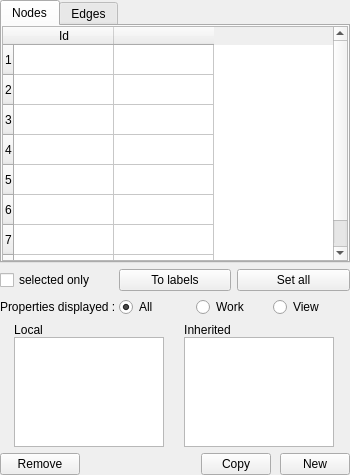
This is library/tulip-qt/designer/PropertyDialog.ui in vadivelselvaraj/TulipGLImprovement as Qt 5 draws it before an edit. The edited form follows.
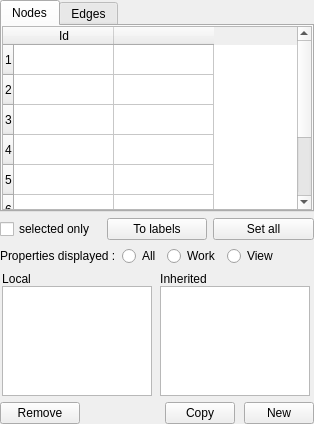
This is the edited form. Custom widgets are drawn as their Qt base class.

Commit message: - modify size policy on PropertyDialog

The edit to the form file:
```diff
--- a/library/tulip-qt/designer/PropertyDialog.ui
+++ b/library/tulip-qt/designer/PropertyDialog.ui
@@ -1,102 +1,108 @@
 <?xml version="1.0" encoding="UTF-8"?>
 <ui version="4.0">
  <class>PropertyDialogData</class>
- <widget class="QWidget" name="PropertyDialogData">
-  <property name="geometry">
+ <widget class="QWidget" name="PropertyDialogData" >
+  <property name="geometry" >
    <rect>
     <x>0</x>
     <y>0</y>
-    <width>350</width>
-    <height>475</height>
+    <width>314</width>
+    <height>424</height>
    </rect>
   </property>
-  <property name="sizePolicy">
-   <sizepolicy hsizetype="Fixed" vsizetype="Fixed">
+  <property name="sizePolicy" >
+   <sizepolicy>
+    <hsizetype>7</hsizetype>
+    <vsizetype>7</vsizetype>
     <horstretch>0</horstretch>
     <verstretch>0</verstretch>
    </sizepolicy>
   </property>
-  <property name="minimumSize">
+  <property name="minimumSize" >
    <size>
     <width>0</width>
     <height>0</height>
    </size>
   </property>
-  <property name="maximumSize">
+  <property name="maximumSize" >
    <size>
-    <width>350</width>
+    <width>10000</width>
     <height>32767</height>
    </size>
   </property>
-  <property name="windowTitle">
+  <property name="windowTitle" >
    <string>Property Editor</string>
   </property>
-  <layout class="QGridLayout">
-   <property name="margin">
+  <layout class="QGridLayout" >
+   <property name="margin" >
     <number>0</number>
    </property>
-   <property name="spacing">
+   <property name="spacing" >
     <number>0</number>
    </property>
-   <item row="0" column="0">
-    <layout class="QVBoxLayout">
-     <property name="spacing">
-      <number>6</number>
-     </property>
-     <property name="margin">
+   <item row="0" column="0" >
+    <layout class="QVBoxLayout" >
+     <property name="margin" >
       <number>0</number>
      </property>
+     <property name="spacing" >
+      <number>6</number>
+     </property>
      <item>
-      <layout class="QVBoxLayout">
-       <property name="spacing">
-        <number>6</number>
-       </property>
-       <property name="margin">
+      <layout class="QVBoxLayout" >
+       <property name="margin" >
         <number>0</number>
        </property>
+       <property name="spacing" >
+        <number>6</number>
+       </property>
        <item>
-        <widget class="QTabWidget" name="tabWidget">
-         <property name="sizePolicy">
-          <sizepolicy hsizetype="Expanding" vsizetype="Expanding">
+        <widget class="QTabWidget" name="tabWidget" >
+         <property name="sizePolicy" >
+          <sizepolicy>
+           <hsizetype>7</hsizetype>
+           <vsizetype>7</vsizetype>
            <horstretch>0</horstretch>
            <verstretch>2</verstretch>
           </sizepolicy>
          </property>
-         <property name="minimumSize">
+         <property name="minimumSize" >
           <size>
            <width>0</width>
            <height>100</height>
           </size>
          </property>
-         <property name="focusPolicy">
+         <property name="focusPolicy" >
           <enum>Qt::StrongFocus</enum>
          </property>
-         <property name="currentIndex">
+         <property name="currentIndex" >
           <number>0</number>
          </property>
-         <widget class="QWidget" name="tabNodes">
-          <attribute name="title">
+         <widget class="QWidget" name="tabNodes" >
+          <attribute name="title" >
            <string>Nodes</string>
           </attribute>
-          <layout class="QGridLayout">
-           <property name="margin">
+          <layout class="QGridLayout" >
+           <property name="margin" >
             <number>0</number>
            </property>
-           <property name="spacing">
+           <property name="spacing" >
             <number>6</number>
            </property>
-           <item row="0" column="0">
-            <widget class="PropertyWidget" name="tableNodes">
-             <property name="sizePolicy">
-              <sizepolicy hsizetype="Ignored" vsizetype="Expanding">
+           <item row="0" column="0" >
+            <widget class="PropertyWidget" name="tableNodes" >
+             <property name="sizePolicy" >
+              <sizepolicy>
+               <hsizetype>13</hsizetype>
+               <vsizetype>7</vsizetype>
                <horstretch>0</horstretch>
                <verstretch>0</verstretch>
               </sizepolicy>
              </property>
-             <property name="showGrid">
+             <property name="showGrid" >
               <bool>true</bool>
              </property>
-             <property name="rowCount">
+             <property name="rowCount" >
               <number>8</number>
              </property>
              <row/>
@@ -108,12 +114,12 @@
              <row/>
              <row/>
              <column>
-              <property name="text">
+              <property name="text" >
                <string>Id</string>
               </property>
              </column>
              <column>
-              <property name="text">
+              <property name="text" >
                <string/>
               </property>
              </column>
@@ -121,20 +127,20 @@
            </item>
           </layout>
          </widget>
-         <widget class="QWidget" name="tabEdges">
-          <attribute name="title">
+         <widget class="QWidget" name="tabEdges" >
+          <attribute name="title" >
            <string>Edges</string>
           </attribute>
-          <layout class="QGridLayout">
-           <property name="margin">
+          <layout class="QGridLayout" >
+           <property name="margin" >
             <number>0</number>
            </property>
-           <property name="spacing">
+           <property name="spacing" >
             <number>6</number>
            </property>
-           <item row="0" column="0">
-            <widget class="PropertyWidget" name="tableEdges">
-             <property name="rowCount">
+           <item row="0" column="0" >
+            <widget class="PropertyWidget" name="tableEdges" >
+             <property name="rowCount" >
               <number>4</number>
              </property>
              <row/>
@@ -142,12 +148,12 @@
              <row/>
              <row/>
              <column>
-              <property name="text">
+              <property name="text" >
                <string>Id</string>
               </property>
              </column>
              <column>
-              <property name="text">
+              <property name="text" >
                <string/>
               </property>
              </column>
@@ -158,51 +164,53 @@
         </widget>
        </item>
        <item>
-        <layout class="QHBoxLayout">
-         <property name="spacing">
-          <number>6</number>
-         </property>
-         <property name="margin">
+        <layout class="QHBoxLayout" >
+         <property name="margin" >
           <number>0</number>
          </property>
+         <property name="spacing" >
+          <number>6</number>
+         </property>
          <item>
-          <widget class="QCheckBox" name="CheckBox1">
-           <property name="toolTip">
+          <widget class="QCheckBox" name="CheckBox1" >
+           <property name="toolTip" >
             <string>Display/Update only the selected nodes or edges</string>
            </property>
-           <property name="text">
+           <property name="text" >
             <string>selected only</string>
            </property>
           </widget>
          </item>
          <item>
-          <widget class="QPushButton" name="removeButton_2">
-           <property name="sizePolicy">
-            <sizepolicy hsizetype="Fixed" vsizetype="Fixed">
+          <widget class="QPushButton" name="removeButton_2" >
+           <property name="sizePolicy" >
+            <sizepolicy>
+             <hsizetype>0</hsizetype>
+             <vsizetype>0</vsizetype>
              <horstretch>0</horstretch>
              <verstretch>0</verstretch>
             </sizepolicy>
            </property>
-           <property name="maximumSize">
+           <property name="maximumSize" >
             <size>
              <width>32000</width>
              <height>32000</height>
             </size>
            </property>
-           <property name="toolTip">
+           <property name="toolTip" >
             <string>Set the value of current property as label</string>
            </property>
-           <property name="text">
+           <property name="text" >
             <string>To labels</string>
            </property>
           </widget>
          </item>
          <item>
-          <widget class="QPushButton" name="setAllButton">
-           <property name="toolTip">
+          <widget class="QPushButton" name="setAllButton" >
+           <property name="toolTip" >
             <string>Give the same value to current property for all nodes or edges</string>
            </property>
-           <property name="text">
+           <property name="text" >
             <string>Set all</string>
            </property>
           </widget>
@@ -212,163 +220,177 @@
       </layout>
      </item>
      <item>
-      <layout class="QVBoxLayout" name="verticalLayout">
-       <property name="spacing">
+      <layout class="QHBoxLayout" >
+       <property name="margin" >
         <number>0</number>
        </property>
+       <property name="spacing" >
+        <number>6</number>
+       </property>
        <item>
-        <layout class="QHBoxLayout" name="horizontalLayout">
-         <property name="spacing">
-          <number>0</number>
+        <widget class="QLabel" name="label" >
+         <property name="text" >
+          <string>Properties displayed :</string>
          </property>
-         <item>
-          <widget class="QLabel" name="label_2">
-           <property name="text">
-            <string>Properties displayed : </string>
-           </property>
-          </widget>
-         </item>
-         <item>
-          <widget class="QRadioButton" name="radioAll">
-           <property name="text">
-            <string>All</string>
-           </property>
-           <property name="checked">
-            <bool>true</bool>
-           </property>
-          </widget>
-         </item>
-         <item>
-          <widget class="QRadioButton" name="radioWork">
-           <property name="text">
-            <string>Work</string>
-           </property>
-          </widget>
-         </item>
-         <item>
-          <widget class="QRadioButton" name="radioView">
-           <property name="text">
-            <string>View</string>
-           </property>
-          </widget>
-         </item>
-        </layout>
+        </widget>
+       </item>
+       <item>
+        <widget class="QRadioButton" name="radioAll" >
+         <property name="text" >
+          <string>All</string>
+         </property>
+        </widget>
+       </item>
+       <item>
+        <widget class="QRadioButton" name="radioWork" >
+         <property name="text" >
+          <string>Work</string>
+         </property>
+        </widget>
+       </item>
+       <item>
+        <widget class="QRadioButton" name="radioView" >
+         <property name="text" >
+          <string>View</string>
+         </property>
+        </widget>
+       </item>
+       <item>
+        <spacer>
+         <property name="orientation" >
+          <enum>Qt::Horizontal</enum>
+         </property>
+         <property name="sizeHint" >
+          <size>
+           <width>40</width>
+           <height>20</height>
+          </size>
+         </property>
+        </spacer>
        </item>
       </layout>
      </item>
      <item>
-      <layout class="QGridLayout">
-       <property name="margin">
+      <layout class="QGridLayout" >
+       <property name="margin" >
         <number>0</number>
        </property>
-       <property name="spacing">
+       <property name="spacing" >
         <number>6</number>
        </property>
-       <item row="0" column="0">
-        <layout class="QVBoxLayout">
-         <property name="spacing">
+       <item row="0" column="0" >
+        <layout class="QVBoxLayout" >
+         <property name="margin" >
           <number>0</number>
          </property>
-         <property name="margin">
+         <property name="spacing" >
           <number>0</number>
          </property>
          <item>
-          <widget class="QLabel" name="localLabel">
-           <property name="sizePolicy">
-            <sizepolicy hsizetype="Fixed" vsizetype="Fixed">
+          <widget class="QLabel" name="localLabel" >
+           <property name="sizePolicy" >
+            <sizepolicy>
+             <hsizetype>0</hsizetype>
+             <vsizetype>0</vsizetype>
              <horstretch>0</horstretch>
              <verstretch>0</verstretch>
             </sizepolicy>
            </property>
-           <property name="text">
+           <property name="text" >
             <string>Local</string>
            </property>
-           <property name="alignment">
+           <property name="alignment" >
             <set>Qt::AlignCenter</set>
            </property>
-           <property name="wordWrap">
+           <property name="wordWrap" >
             <bool>false</bool>
            </property>
           </widget>
          </item>
          <item>
-          <widget class="QListWidget" name="localProperties">
-           <property name="sizePolicy">
-            <sizepolicy hsizetype="Fixed" vsizetype="Fixed">
+          <widget class="QListWidget" name="localProperties" >
+           <property name="sizePolicy" >
+            <sizepolicy>
+             <hsizetype>0</hsizetype>
+             <vsizetype>0</vsizetype>
              <horstretch>0</horstretch>
              <verstretch>0</verstretch>
             </sizepolicy>
            </property>
-           <property name="minimumSize">
+           <property name="minimumSize" >
             <size>
              <width>0</width>
              <height>110</height>
             </size>
            </property>
-           <property name="maximumSize">
+           <property name="maximumSize" >
             <size>
              <width>150</width>
              <height>110</height>
             </size>
            </property>
-           <property name="resizeMode">
+           <property name="resizeMode" >
             <enum>QListView::Fixed</enum>
            </property>
-           <property name="uniformItemSizes">
+           <property name="uniformItemSizes" >
             <bool>true</bool>
            </property>
           </widget>
          </item>
         </layout>
        </item>
-       <item row="0" column="1">
-        <layout class="QVBoxLayout">
-         <property name="spacing">
+       <item row="0" column="1" >
+        <layout class="QVBoxLayout" >
+         <property name="margin" >
           <number>0</number>
          </property>
-         <property name="margin">
+         <property name="spacing" >
           <number>0</number>
          </property>
          <item>
-          <widget class="QLabel" name="inheritedLabel">
-           <property name="sizePolicy">
-            <sizepolicy hsizetype="Fixed" vsizetype="Fixed">
+          <widget class="QLabel" name="inheritedLabel" >
+           <property name="sizePolicy" >
+            <sizepolicy>
+             <hsizetype>0</hsizetype>
+             <vsizetype>0</vsizetype>
              <horstretch>0</horstretch>
              <verstretch>0</verstretch>
             </sizepolicy>
            </property>
-           <property name="text">
+           <property name="text" >
             <string>Inherited</string>
            </property>
-           <property name="alignment">
+           <property name="alignment" >
             <set>Qt::AlignCenter</set>
            </property>
-           <property name="wordWrap">
+           <property name="wordWrap" >
             <bool>false</bool>
            </property>
           </widget>
          </item>
          <item>
-          <widget class="QListWidget" name="inheritedProperties">
-           <property name="sizePolicy">
-            <sizepolicy hsizetype="Fixed" vsizetype="Fixed">
+          <widget class="QListWidget" name="inheritedProperties" >
+           <property name="sizePolicy" >
+            <sizepolicy>
+             <hsizetype>0</hsizetype>
+             <vsizetype>0</vsizetype>
              <horstretch>0</horstretch>
              <verstretch>0</verstretch>
             </sizepolicy>
            </property>
-           <property name="minimumSize">
+           <property name="minimumSize" >
             <size>
              <width>0</width>
              <height>110</height>
             </size>
            </property>
-           <property name="maximumSize">
+           <property name="maximumSize" >
             <size>
              <width>150</width>
              <height>110</height>
             </size>
            </property>
-           <property name="resizeMode">
+           <property name="resizeMode" >
             <enum>QListView::Fixed</enum>
            </property>
           </widget>
@@ -378,46 +400,48 @@
       </layout>
      </item>
      <item>
-      <layout class="QHBoxLayout">
-       <property name="spacing">
+      <layout class="QHBoxLayout" >
+       <property name="margin" >
+        <number>0</number>
+       </property>
+       <property name="spacing" >
         <number>4</number>
        </property>
-       <property name="margin">
-        <number>0</number>
-       </property>
        <item>
-        <layout class="QHBoxLayout">
-         <property name="spacing">
-          <number>6</number>
-         </property>
-         <property name="margin">
+        <layout class="QHBoxLayout" >
+         <property name="margin" >
           <number>0</number>
          </property>
+         <property name="spacing" >
+          <number>6</number>
+         </property>
          <item>
-          <widget class="QPushButton" name="removeButton">
-           <property name="sizePolicy">
-            <sizepolicy hsizetype="Fixed" vsizetype="Fixed">
+          <widget class="QPushButton" name="removeButton" >
+           <property name="sizePolicy" >
+            <sizepolicy>
+             <hsizetype>0</hsizetype>
+             <vsizetype>0</vsizetype>
              <horstretch>0</horstretch>
              <verstretch>0</verstretch>
             </sizepolicy>
            </property>
-           <property name="maximumSize">
+           <property name="maximumSize" >
             <size>
              <width>90</width>
              <height>28</height>
             </size>
            </property>
-           <property name="text">
+           <property name="text" >
             <string>Remove</string>
            </property>
           </widget>
          </item>
          <item>
           <spacer>
-           <property name="orientation">
+           <property name="orientation" >
             <enum>Qt::Horizontal</enum>
            </property>
-           <property name="sizeHint" stdset="0">
+           <property name="sizeHint" >
             <size>
              <width>40</width>
              <height>20</height>
@@ -428,47 +452,51 @@
         </layout>
        </item>
        <item>
-        <layout class="QHBoxLayout">
-         <property name="spacing">
+        <layout class="QHBoxLayout" >
+         <property name="margin" >
+          <number>0</number>
+         </property>
+         <property name="spacing" >
           <number>9</number>
          </property>
-         <property name="margin">
-          <number>0</number>
-         </property>
          <item>
-          <widget class="QPushButton" name="cloneButton">
-           <property name="sizePolicy">
-            <sizepolicy hsizetype="Fixed" vsizetype="Fixed">
+          <widget class="QPushButton" name="cloneButton" >
+           <property name="sizePolicy" >
+            <sizepolicy>
+             <hsizetype>0</hsizetype>
+             <vsizetype>0</vsizetype>
              <horstretch>0</horstretch>
              <verstretch>0</verstretch>
             </sizepolicy>
            </property>
-           <property name="maximumSize">
+           <property name="maximumSize" >
             <size>
              <width>70</width>
              <height>28</height>
             </size>
            </property>
-           <property name="text">
+           <property name="text" >
             <string>Copy</string>
            </property>
           </widget>
          </item>
          <item>
-          <widget class="QPushButton" name="newButton">
-           <property name="sizePolicy">
-            <sizepolicy hsizetype="Fixed" vsizetype="Fixed">
+          <widget class="QPushButton" name="newButton" >
+           <property name="sizePolicy" >
+            <sizepolicy>
+             <hsizetype>0</hsizetype>
+             <vsizetype>0</vsizetype>
              <horstretch>0</horstretch>
              <verstretch>0</verstretch>
             </sizepolicy>
            </property>
-           <property name="maximumSize">
+           <property name="maximumSize" >
             <size>
              <width>70</width>
              <height>28</height>
             </size>
            </property>
-           <property name="text">
+           <property name="text" >
             <string>New</string>
            </property>
           </widget>
@@ -481,7 +509,7 @@
    </item>
   </layout>
  </widget>
- <layoutdefault spacing="6" margin="11"/>
+ <layoutdefault spacing="6" margin="11" />
  <customwidgets>
   <customwidget>
    <class>PropertyWidget</class>
```
Left out of the diff: 17 changed lines with no effect on the pictures.
